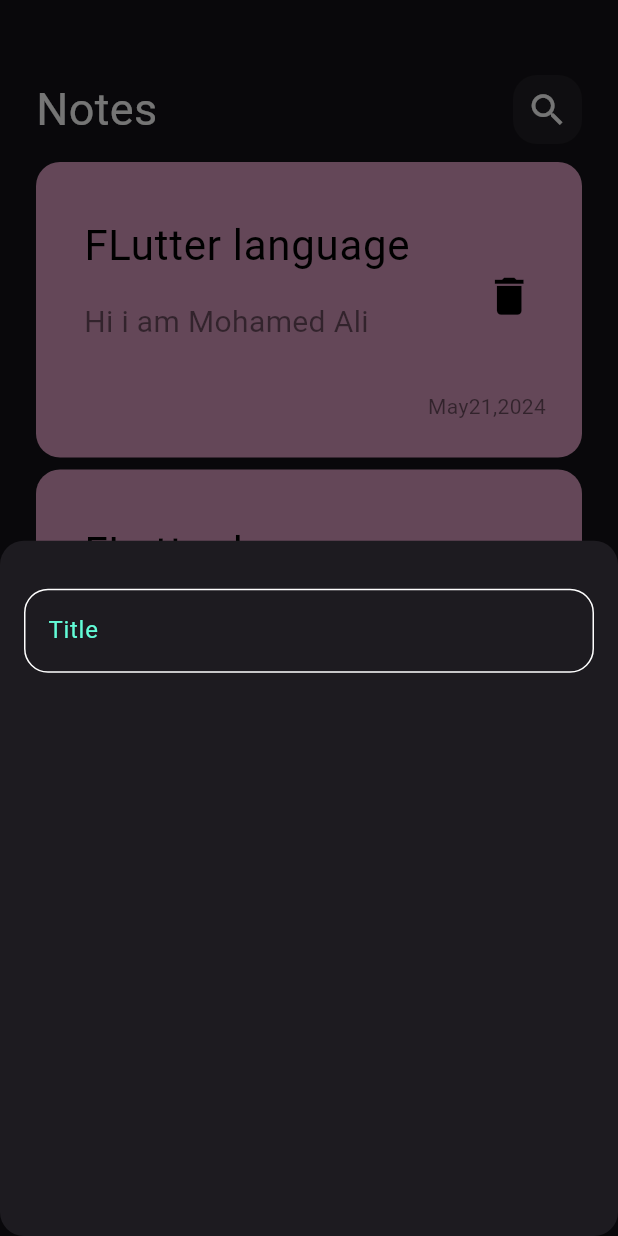
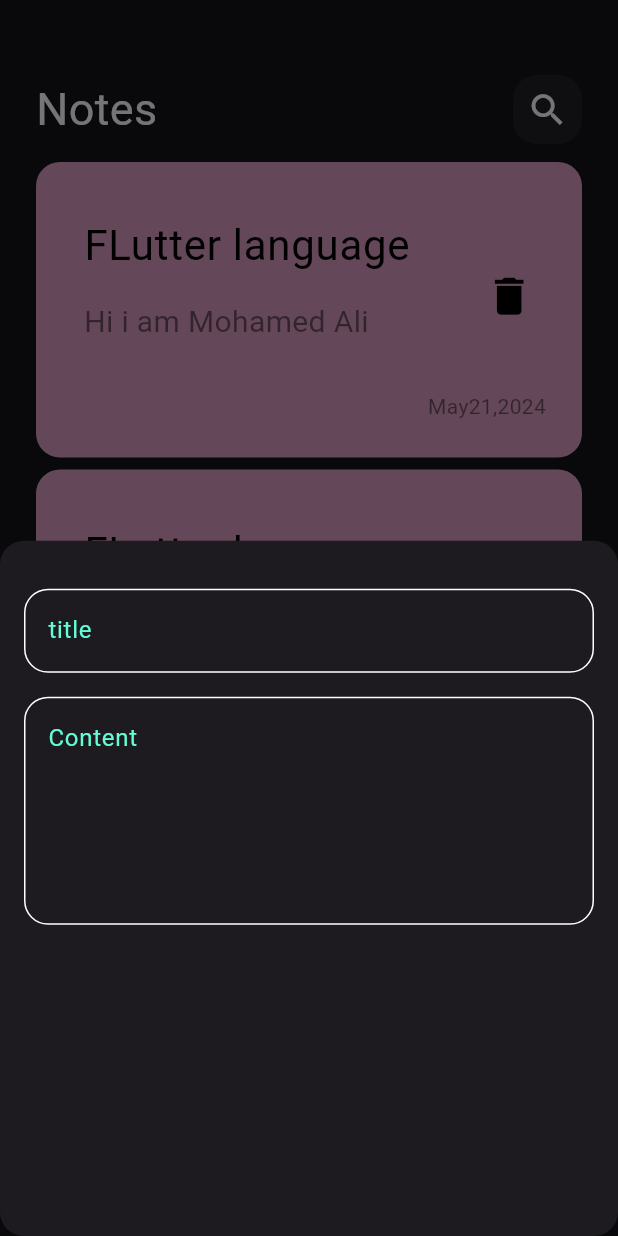
Before and after one commit to MohamedAliShaltoot/My_Notes_App_Flutter, a Flutter app: the screen it shows after launch, after a tap on the "add" icon, on a phone screen of 412 x 824 dp. Run offline on Flutter 3.47's test engine with Material 3 defaults, Android fonts, the phone set to English and light mode, and no system bars.

Commit message:
add fields to notes bootom sheet

```diff
--- a/lib/widgets/add_note_bottom_sheet.dart
+++ b/lib/widgets/add_note_bottom_sheet.dart
@@ -11,8 +11,9 @@ class AddNoteBottomSheet extends StatelessWidget {
       child: Column(
         children: [
           const SizedBox(height: 32,),
-      CustomTextField(),
-      // CustomTextField(text: "Content",)
+      CustomTextField(text: "title",),
+      const SizedBox(height: 16,),
+       CustomTextField(text: "Content",maxLines:5 ,)
         ],
       ),
     );
--- a/lib/widgets/custom_text_field.dart
+++ b/lib/widgets/custom_text_field.dart
@@ -2,18 +2,20 @@ import 'package:flutter/material.dart';
 import 'package:notes_app/constants.dart';
 
 class CustomTextField extends StatelessWidget {
-   CustomTextField({super.key});
-
+   CustomTextField({super.key, required this.text, this.maxLines=1});
+  final String text;
+  final int maxLines;
 
   @override
   Widget build(BuildContext context) {
     return  TextField(
       cursorColor: KprimaryColor,
+      maxLines: maxLines,
       decoration: InputDecoration(
         border: buildBorder(),
         enabledBorder: buildBorder(),
         focusedBorder: buildBorder( KprimaryColor),
-        hintText:"Title",
+        hintText:text,
         hintStyle: const TextStyle(color: KprimaryColor)
       ),
     );
```
